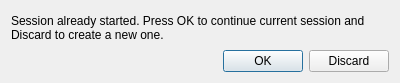
Above: sessiondialog.ui from TheEvilRoot/2CourseWork before the change. Below: the same form after it.
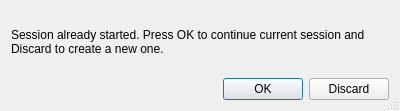
That is the form after the change.

```diff
--- a/sessiondialog.ui
+++ b/sessiondialog.ui
@@ -7,12 +7,24 @@
     <x>0</x>
     <y>0</y>
     <width>400</width>
-    <height>83</height>
+    <height>111</height>
    </rect>
   </property>
+  <property name="sizePolicy">
+   <sizepolicy hsizetype="Minimum" vsizetype="Minimum">
+    <horstretch>0</horstretch>
+    <verstretch>0</verstretch>
+   </sizepolicy>
+  </property>
   <property name="windowTitle">
    <string>Dialog</string>
   </property>
+  <property name="sizeGripEnabled">
+   <bool>true</bool>
+  </property>
+  <property name="modal">
+   <bool>true</bool>
+  </property>
   <layout class="QGridLayout" name="gridLayout">
    <item row="1" column="0">
     <widget class="QDialogButtonBox" name="dialogSubmitBox">
```
